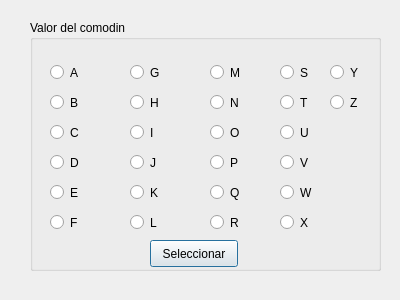
Old version of the form scrabble/ventanacomodin.ui in the repository sharingplay/Scrabble.
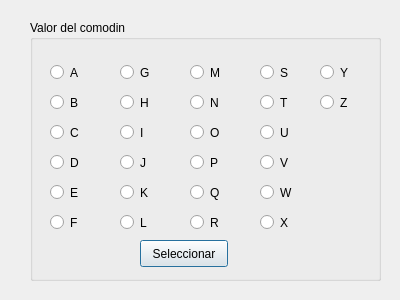
New version of the form. Icons and pictures are not drawn.

The edit to the form file:
```diff
--- a/scrabble/ventanacomodin.ui
+++ b/scrabble/ventanacomodin.ui
@@ -22,7 +22,7 @@
      <x>30</x>
      <y>20</y>
      <width>351</width>
-     <height>251</height>
+     <height>261</height>
     </rect>
    </property>
    <property name="title">
@@ -109,7 +109,7 @@
    <widget class="QRadioButton" name="botonG">
     <property name="geometry">
      <rect>
-      <x>100</x>
+      <x>90</x>
       <y>40</y>
       <width>41</width>
       <height>25</height>
@@ -122,7 +122,7 @@
    <widget class="QRadioButton" name="botonH">
     <property name="geometry">
      <rect>
-      <x>100</x>
+      <x>90</x>
       <y>70</y>
       <width>41</width>
       <height>25</height>
@@ -135,7 +135,7 @@
    <widget class="QRadioButton" name="botonI">
     <property name="geometry">
      <rect>
-      <x>100</x>
+      <x>90</x>
       <y>100</y>
       <width>41</width>
       <height>25</height>
@@ -148,7 +148,7 @@
    <widget class="QRadioButton" name="botonJ">
     <property name="geometry">
      <rect>
-      <x>100</x>
+      <x>90</x>
       <y>130</y>
       <width>41</width>
       <height>25</height>
@@ -161,7 +161,7 @@
    <widget class="QRadioButton" name="botonK">
     <property name="geometry">
      <rect>
-      <x>100</x>
+      <x>90</x>
       <y>160</y>
       <width>41</width>
       <height>25</height>
@@ -174,7 +174,7 @@
    <widget class="QRadioButton" name="botonL">
     <property name="geometry">
      <rect>
-      <x>100</x>
+      <x>90</x>
       <y>190</y>
       <width>41</width>
       <height>25</height>
@@ -187,7 +187,7 @@
    <widget class="QRadioButton" name="botonM">
     <property name="geometry">
      <rect>
-      <x>180</x>
+      <x>160</x>
       <y>40</y>
       <width>41</width>
       <height>25</height>
@@ -200,7 +200,7 @@
    <widget class="QRadioButton" name="botonN">
     <property name="geometry">
      <rect>
-      <x>180</x>
+      <x>160</x>
       <y>70</y>
       <width>41</width>
       <height>25</height>
@@ -213,7 +213,7 @@
    <widget class="QRadioButton" name="botonO">
     <property name="geometry">
      <rect>
-      <x>180</x>
+      <x>160</x>
       <y>100</y>
       <width>41</width>
       <height>25</height>
@@ -226,7 +226,7 @@
    <widget class="QRadioButton" name="botonP">
     <property name="geometry">
      <rect>
-      <x>180</x>
+      <x>160</x>
       <y>130</y>
       <width>41</width>
       <height>25</height>
@@ -239,7 +239,7 @@
    <widget class="QRadioButton" name="botonQ">
     <property name="geometry">
      <rect>
-      <x>180</x>
+      <x>160</x>
       <y>160</y>
       <width>41</width>
       <height>25</height>
@@ -252,7 +252,7 @@
    <widget class="QRadioButton" name="botonR">
     <property name="geometry">
      <rect>
-      <x>180</x>
+      <x>160</x>
       <y>190</y>
       <width>41</width>
       <height>25</height>
@@ -265,7 +265,7 @@
    <widget class="QRadioButton" name="botonS">
     <property name="geometry">
      <rect>
-      <x>250</x>
+      <x>230</x>
       <y>40</y>
       <width>41</width>
       <height>25</height>
@@ -278,7 +278,7 @@
    <widget class="QRadioButton" name="botonT">
     <property name="geometry">
      <rect>
-      <x>250</x>
+      <x>230</x>
       <y>70</y>
       <width>41</width>
       <height>25</height>
@@ -291,7 +291,7 @@
    <widget class="QRadioButton" name="botonU">
     <property name="geometry">
      <rect>
-      <x>250</x>
+      <x>230</x>
       <y>100</y>
       <width>41</width>
       <height>25</height>
@@ -304,7 +304,7 @@
    <widget class="QRadioButton" name="botonV">
     <property name="geometry">
      <rect>
-      <x>250</x>
+      <x>230</x>
       <y>130</y>
       <width>41</width>
       <height>25</height>
@@ -317,7 +317,7 @@
    <widget class="QRadioButton" name="botonW">
     <property name="geometry">
      <rect>
-      <x>250</x>
+      <x>230</x>
       <y>160</y>
       <width>41</width>
       <height>25</height>
@@ -330,7 +330,7 @@
    <widget class="QRadioButton" name="botonX">
     <property name="geometry">
      <rect>
-      <x>250</x>
+      <x>230</x>
       <y>190</y>
       <width>41</width>
       <height>25</height>
@@ -343,7 +343,7 @@
    <widget class="QRadioButton" name="botonY">
     <property name="geometry">
      <rect>
-      <x>300</x>
+      <x>290</x>
       <y>40</y>
       <width>41</width>
       <height>25</height>
@@ -356,7 +356,7 @@
    <widget class="QRadioButton" name="botonZ">
     <property name="geometry">
      <rect>
-      <x>300</x>
+      <x>290</x>
       <y>70</y>
       <width>41</width>
       <height>25</height>
@@ -369,7 +369,7 @@
    <widget class="QPushButton" name="botonSeleccionar">
     <property name="geometry">
      <rect>
-      <x>120</x>
+      <x>110</x>
       <y>220</y>
       <width>88</width>
       <height>27</height>
```
